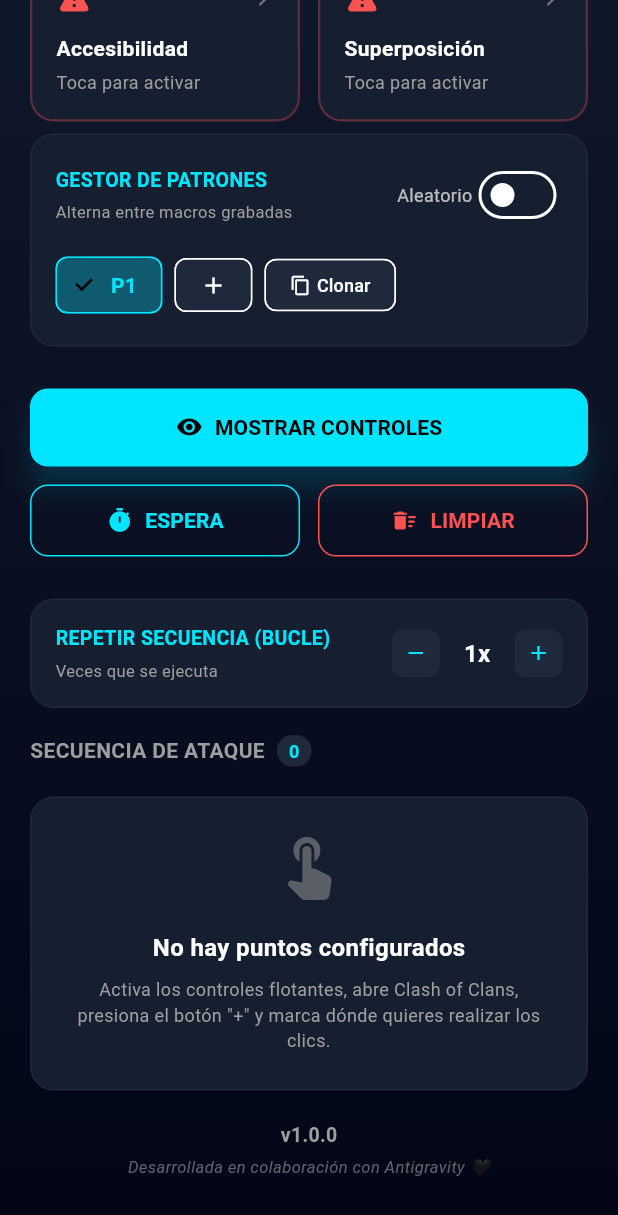
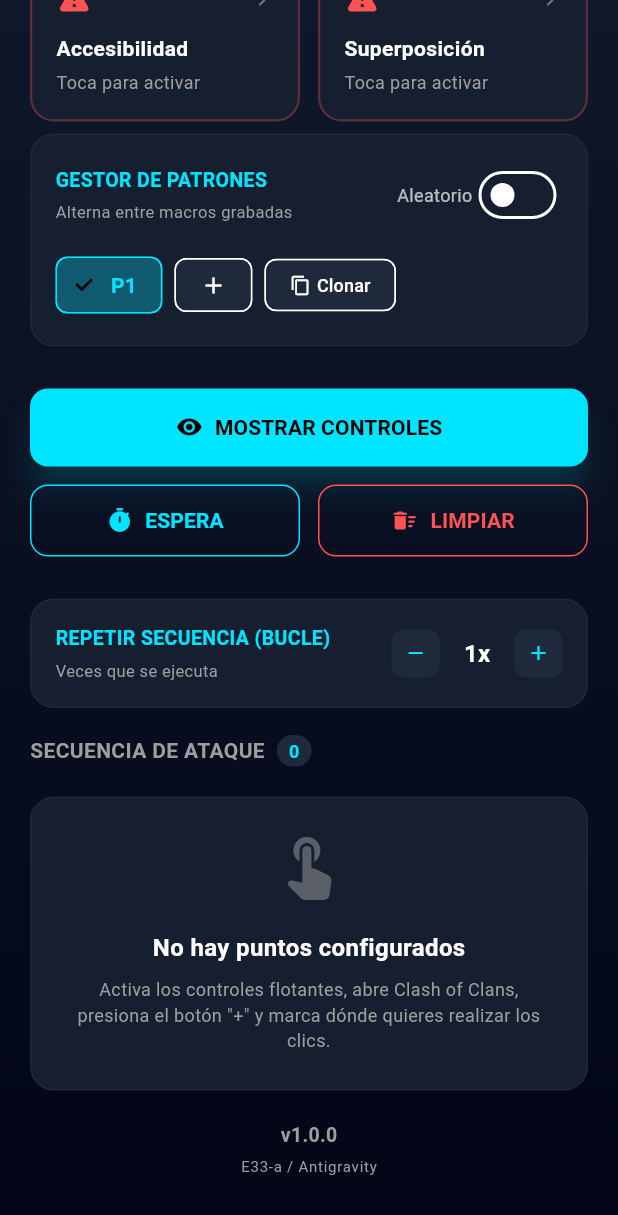
Before and after one commit to E33-a/ThaClick, a Flutter app: the screen it shows after launch, scrolled down 154 dp, on a phone screen of 412 x 824 dp. Shown: the top 1215 px of the screen. Run offline on Flutter 3.47's test engine with Material 3 defaults, Android fonts, the phone set to English and light mode, and no system bars.

Commit message:
style: Hacer los créditos de desarrollo más sutiles y profesionales

```diff
--- a/lib/main.dart
+++ b/lib/main.dart
@@ -1174,9 +1174,9 @@ class _MyHomePageState extends State<MyHomePage> with WidgetsBindingObserver {
                         style: TextStyle(color: Colors.grey, fontSize: 13, fontWeight: FontWeight.bold),
                       ),
                       const SizedBox(height: 4),
-                      Text(
-                        'Desarrollada en colaboración con Antigravity 🖤',
-                        style: TextStyle(color: Colors.grey.withValues(alpha: 0.6), fontSize: 11, fontStyle: FontStyle.italic),
+                      const Text(
+                        'E33-a / Antigravity',
+                        style: TextStyle(color: Colors.grey, fontSize: 10, letterSpacing: 0.5),
                       ),
                     ],
                   ),
```
Also changed, not shown: 1 other file.
